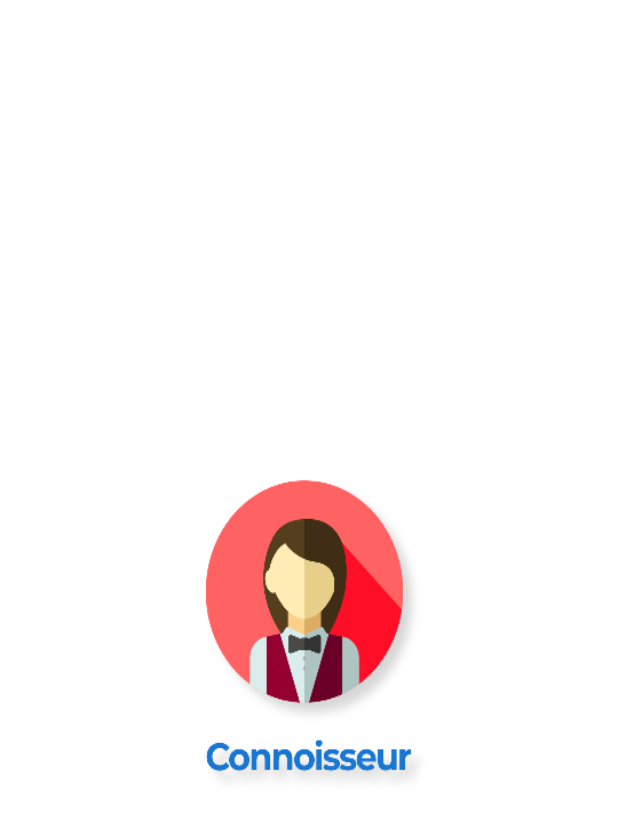
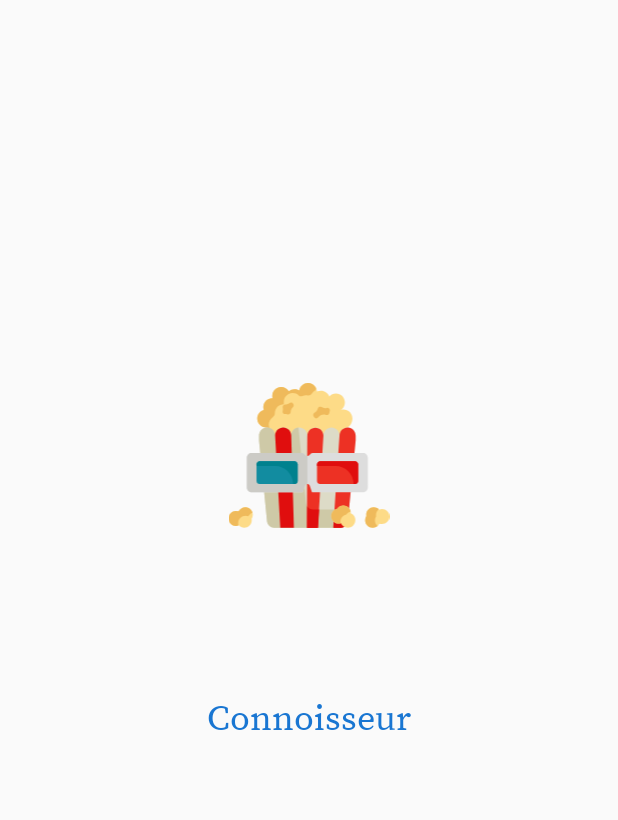
Before and after one commit to madhurimamalla/connoisseur, an Android app: the layout activity_splash_screen.xml on its own in the app's theme, with its tools: preview values and no code run, on a phone screen of 412 x 824 dp. Shown: the top 820 px of the screen. Run offline under Robolectric (Android 15) with nearby library versions, the phone set to English and light mode, and no system bars; Roboto replaces fonts that are not available here.

Commit message:
Separated the repository from the ViewModel and created classes to handle the Firebase calls. Cleaning up some UI views.

```diff
--- a/app/src/main/java/mmalla/android/com/connoisseur/recommendations/engine/DatabaseUtils.java
+++ b/app/src/main/java/mmalla/android/com/connoisseur/recommendations/engine/DatabaseUtils.java
@@ -29,7 +29,6 @@ public class DatabaseUtils {
     private final static String MOVIES = "movies";
     private final static String WISHLIST = "wishlist";
     private final static String HISTORY = "history";
-    private MovieRepository movieRepository = new MovieRepository();
     private DatabaseReference database;
 
     public DatabaseUtils() {
--- a/app/src/main/java/mmalla/android/com/connoisseur/recommendations/engine/MovieRepository.java
+++ b/app/src/main/java/mmalla/android/com/connoisseur/recommendations/engine/FBRepository.java
@@ -2,9 +2,9 @@ package mmalla.android.com.connoisseur.recommendations.engine;
 
 import mmalla.android.com.connoisseur.model.Movie;
 
-public class MovieRepository extends FirebaseDatabaseRepository<Movie> {
+public class FBRepository extends FirebaseDatabaseRepository<Movie> {
 
-    public MovieRepository() {
+    public FBRepository() {
         super(new MovieMapper());
     }
 
--- a/app/src/main/java/mmalla/android/com/connoisseur/ui/home/HomeFragment.java
+++ b/app/src/main/java/mmalla/android/com/connoisseur/ui/home/HomeFragment.java
@@ -16,6 +16,7 @@ import androidx.lifecycle.ViewModelProviders;
 
 import butterknife.BindView;
 import butterknife.ButterKnife;
+import mmalla.android.com.connoisseur.MovieRepository;
 import mmalla.android.com.connoisseur.R;
 import timber.log.Timber;
 
@@ -24,6 +25,7 @@ public class HomeFragment extends Fragment {
     private HomeViewModel homeViewModel;
     private FeaturePagerAdapter featurePagerAdapter;
     private final static String TAG = HomeFragment.class.getSimpleName();
+    private MovieRepository movieRepository;
 
     @BindView(R.id.view_pager_features)
     ViewPager featureViewPager;
@@ -33,6 +35,7 @@ public class HomeFragment extends Fragment {
 
     public View onCreateView(@NonNull LayoutInflater inflater,
                              ViewGroup container, Bundle savedInstanceState) {
+
         Timber.d("Entered the HomeFragment onCreateView()....");
 
         homeViewModel =
@@ -44,8 +47,9 @@ public class HomeFragment extends Fragment {
          * Binding using ButterKnife
          */
         ButterKnife.bind(this, homeRootView);
-
+        movieRepository = homeViewModel.getMRepository();
         featurePagerAdapter = new FeaturePagerAdapter(getContext(), getChildFragmentManager());
+        featurePagerAdapter.init(movieRepository);
         featureViewPager.setAdapter(featurePagerAdapter);
         tabsLayout.setupWithViewPager(featureViewPager);
         return homeRootView;
--- a/app/src/main/java/mmalla/android/com/connoisseur/ui/home/MovieDetailsFragment.java
+++ b/app/src/main/java/mmalla/android/com/connoisseur/ui/home/MovieDetailsFragment.java
@@ -37,7 +37,7 @@ public class MovieDetailsFragment extends Fragment {
 
     private final static String TAG = MovieDetailsFragment.class.getSimpleName();
     private final static String DISCOVERED_MOVIE = "CREATED_MOVIE";
-    private final static String IMAGE_MOVIE_URL = "https://image.tmdb.org/t/p/original/";
+    private final static String IMAGE_MOVIE_URL = "https://image.tmdb.org/t/p/w780/";
     private Movie movie;
 
     private MovieDetailsViewModel movieDetailsViewModel;
--- a/app/src/main/java/mmalla/android/com/connoisseur/ui/home/MovieDetailsViewModel.java
+++ b/app/src/main/java/mmalla/android/com/connoisseur/ui/home/MovieDetailsViewModel.java
@@ -27,7 +27,6 @@ import timber.log.Timber;
 public class MovieDetailsViewModel extends ViewModel {
 
     private static final String TAG = MovieDetailsViewModel.class.getSimpleName();
-
     /**
      * Movie data needs to be set to these variables
      */
--- /dev/null
+++ b/app/src/main/res/drawable/ic_popcorn_with_shades.xml
@@ -0,0 +1,72 @@
+<vector xmlns:android="http://schemas.android.com/apk/res/android"
+    android:width="512dp"
+    android:height="512dp"
+    android:viewportWidth="512"
+    android:viewportHeight="512">
+  <path
+      android:pathData="M394.144,138.501c0,15.716 -10.459,30.727 -26.175,30.727v21.622H119.883v-23.898c-15.716,0 -28.451,-12.734 -28.451,-28.451c0,-13.064 8.809,-24.069 20.815,-27.403c-0.945,-2.834 -1.468,-5.861 -1.468,-9.013c0,-15.716 12.734,-28.451 28.451,-28.451c0.285,0 0.558,0.011 0.83,0.023c-0.535,-2.197 -0.83,-4.483 -0.83,-6.851c0,-15.716 12.734,-28.451 28.451,-28.451c10.14,0 19.027,5.303 24.069,13.281c4.905,-4.028 11.187,-6.452 18.037,-6.452c5.588,0 10.788,1.616 15.193,4.392c2.242,-13.463 13.941,-23.738 28.052,-23.738c15.17,0 27.563,11.87 28.405,26.823c3.789,-1.867 8.046,-2.925 12.564,-2.925c12.211,0 22.635,7.704 26.663,18.516c5.201,-5.781 12.745,-9.411 21.133,-9.411c15.716,0 28.451,12.734 28.451,28.451c0,10.231 -5.394,19.187 -13.497,24.206c2.81,-0.933 5.816,-1.445 8.945,-1.445C381.41,110.051 394.144,122.785 394.144,138.501z"
+      android:fillColor="#FDDB87"/>
+  <path
+      android:pathData="M156.523,190.849v-4.726c-15.716,0 -28.451,-12.734 -28.451,-28.451c0,-9.846 5.003,-18.523 12.608,-23.627c4.146,-2.783 6.747,-7.343 6.739,-12.337l-0.001,-0.453c0,-15.716 12.734,-28.451 28.451,-28.451c0.285,0 -0.236,-6.774 0.23,-10.441c1.713,-13.487 13.029,-24.042 26.604,-24.793c7.999,-0.442 15.322,2.421 20.739,7.344c3.167,2.88 7.742,3.486 11.669,1.78c3.466,-1.506 7.293,-2.341 11.316,-2.341c1.863,0 3.682,0.179 5.443,0.522c5.283,1.026 10.656,-1.495 13.438,-6.102c2.453,-4.061 5.892,-7.46 9.988,-9.863c3.105,-1.822 4.137,-5.821 2.324,-8.932c-4.929,-8.457 -14.091,-14.143 -24.588,-14.143c-14.111,0 -25.81,10.276 -28.052,23.74c-4.404,-2.776 -9.605,-4.392 -15.193,-4.392c-6.851,0 -13.133,2.424 -18.037,6.452c-5.311,-8.404 -14.893,-13.841 -25.708,-13.234c-13.573,0.761 -24.879,11.323 -26.584,24.81c-0.462,3.661 -0.198,7.155 0.603,10.445c-0.273,-0.011 -0.547,-0.023 -0.83,-0.023c-15.716,0 -28.451,12.734 -28.451,28.451c0,3.152 0.524,6.179 1.468,9.013c-12.006,3.334 -20.815,14.339 -20.815,27.404c0,15.716 12.734,28.451 28.451,28.451v23.898h36.64V190.849z"
+      android:fillColor="#EFBA5B"/>
+  <path
+      android:pathData="M404.386,193.171v14.748l-3.676,37.918L388.454,374.07l-0.194,0.273l-8.797,90.928c-1.024,11.506 -10.652,20.325 -22.203,20.325H144.782c-11.54,0 -21.167,-8.796 -22.203,-20.291l-8.979,-90.768l-12.677,-128.221l-3.801,-38.397v-14.748c0,-13.884 10.8,-25.707 24.672,-26.209c14.567,-0.513 26.539,11.142 26.539,25.594c0,-14.146 11.459,-25.605 25.605,-25.605c14.146,0 25.605,11.46 25.605,25.605c0,-14.146 11.459,-25.605 25.605,-25.605c14.146,0 25.605,11.46 25.605,25.605c0,-14.146 11.459,-25.605 25.605,-25.605s25.605,11.46 25.605,25.605c0,-14.146 11.46,-25.605 25.605,-25.605c14.146,0 25.605,11.46 25.605,25.605c0,-14.453 11.972,-26.106 26.539,-25.594C393.586,167.464 404.386,179.288 404.386,193.171z"
+      android:fillColor="#DDDBC7"/>
+  <path
+      android:pathData="M268.537,427.422c-11.54,0 -21.167,-8.797 -22.203,-20.291l-8.979,-90.768l-12.677,-128.22l-2.085,-21.065c-12.944,1.282 -23.048,12.196 -23.048,25.477c0,-14.146 -11.46,-25.605 -25.605,-25.605s-25.605,11.459 -25.605,25.605c0,-14.452 -11.972,-26.106 -26.539,-25.594c-13.873,0.5 -24.672,12.325 -24.672,26.209v14.749l3.801,38.396l12.677,128.22l8.979,90.768c1.035,11.494 10.663,20.291 22.203,20.291h212.479c11.551,0 21.179,-8.82 22.203,-20.325l3.661,-37.847L268.537,427.422L268.537,427.422z"
+      android:fillColor="#CEC9A7"/>
+  <path
+      android:pathData="M357.261,485.595c11.551,0 21.179,-8.82 22.203,-20.325l8.797,-90.928l0.194,-0.273l12.257,-128.231l3.676,-37.918v-14.748c0,-13.884 -10.799,-25.707 -24.672,-26.209c-14.567,-0.512 -26.539,11.142 -26.539,25.594c0,-1.844 -19.311,293.038 -19.311,293.038L357.261,485.595L357.261,485.595z"
+      android:fillColor="#ED3124"/>
+  <path
+      android:pathData="M383.125,427.422h-45.448c-2.243,34.212 -3.812,58.172 -3.812,58.172h23.396c3.61,0 7.032,-0.861 10.062,-2.397c2.424,-1.228 4.598,-2.888 6.416,-4.883c3.182,-3.491 5.277,-8.012 5.725,-13.044L383.125,427.422z"
+      android:fillColor="#E00E0E"/>
+  <path
+      android:pathData="M165.342,485.595h43.28c0,0 -9.079,-295.008 -9.079,-293.038c0,-14.145 -11.46,-25.605 -25.605,-25.605s-25.605,11.46 -25.605,25.605C148.333,190.925 165.342,485.595 165.342,485.595z"
+      android:fillColor="#E00E0E"/>
+  <path
+      android:pathData="M284.956,486.164h-34.771c0,0 0.569,-295.008 0.569,-293.038c0,-14.145 11.46,-25.605 25.605,-25.605c14.145,0 25.605,11.46 25.605,25.605C301.964,191.493 284.956,486.164 284.956,486.164z"
+      android:fillColor="#ED3124"/>
+  <path
+      android:pathData="M250.317,417.944c-0.07,36.271 -0.123,63.47 -0.131,67.651h34.803c0.22,-3.809 1.542,-26.712 3.36,-58.172h-19.812C261.041,427.422 254.368,423.697 250.317,417.944z"
+      android:fillColor="#E00E0E"/>
+  <path
+      android:pathData="M443.078,262.818v95.047c0,8.319 -6.748,15.067 -15.067,15.067H266.106c-0.387,0 -0.751,-0.217 -0.945,-0.558l-6.669,-20.279c-2.458,-7.465 -13.019,-7.465 -15.477,0l-6.669,20.279c-0.194,0.341 -0.558,0.558 -0.945,0.558H73.498c-8.319,0 -15.067,-6.748 -15.067,-15.067v-95.047c0,-8.319 6.748,-15.067 15.067,-15.067h160.733c1.878,0 3.687,0.751 5.007,2.082l4.552,4.575c3.847,3.858 10.082,3.858 13.929,0l4.552,-4.575c1.32,-1.331 3.129,-2.082 5.007,-2.082h160.733C436.33,247.751 443.078,254.499 443.078,262.818z"
+      android:fillColor="#DDDDDD"/>
+  <path
+      android:pathData="M250.754,262.818c0,-1.974 0.391,-3.854 1.081,-5.582c-2.868,0.316 -5.847,-0.623 -8.046,-2.828l-4.552,-4.575c-1.32,-1.331 -3.129,-2.083 -5.007,-2.083H73.498c-8.319,0 -15.067,6.748 -15.067,15.067v95.047c0,8.319 6.748,15.067 15.067,15.067h161.905c0.387,0 0.751,-0.216 0.945,-0.558l6.669,-20.279c1.229,-3.732 4.483,-5.599 7.738,-5.599V262.818z"
+      android:fillColor="#CCCBC6"/>
+  <path
+      android:pathData="M220.028,283.723v53.236c0,5.417 -4.381,9.799 -9.799,9.799H98.954c-5.417,0 -9.798,-4.381 -9.798,-9.799v-53.236c0,-5.417 4.381,-9.799 9.798,-9.799h111.275C215.646,273.924 220.028,278.306 220.028,283.723z"
+      android:fillColor="#128CA0"/>
+  <path
+      android:pathData="M412.352,283.723v53.236c0,5.417 -4.381,9.799 -9.799,9.799H291.279c-5.417,0 -9.798,-4.381 -9.798,-9.799v-53.236c0,-5.417 4.381,-9.799 9.798,-9.799h111.275C407.971,273.924 412.352,278.306 412.352,283.723z"
+      android:fillColor="#ED3124"/>
+  <path
+      android:pathData="M210.229,273.924H98.954c-5.411,0 -9.799,4.387 -9.799,9.799v5.735h59.029c31.646,0 57.299,25.654 57.299,57.299l0,0h4.744c5.411,0 9.798,-4.387 9.798,-9.798v-53.236C220.028,278.312 215.641,273.924 210.229,273.924z"
+      android:fillColor="#00818E"/>
+  <path
+      android:pathData="M402.554,273.924H291.279c-5.411,0 -9.798,4.387 -9.798,9.798v5.735h59.029c31.646,0 57.299,25.654 57.299,57.299l0,0h4.744c5.411,0 9.798,-4.387 9.798,-9.798v-53.236C412.352,278.312 407.965,273.924 402.554,273.924z"
+      android:fillColor="#E00E0E"/>
+  <path
+      android:pathData="M279.171,137.967c-0.062,0 -0.123,-0.001 -0.185,-0.002c-2.624,-0.063 -5.037,-1.451 -6.409,-3.688c-0.473,-0.772 -1.009,-1.525 -1.589,-2.24c-1.472,-1.809 -2.048,-4.186 -1.57,-6.468c0.479,-2.281 1.961,-4.227 4.036,-5.293c5.374,-2.762 9.268,-7.695 10.683,-13.536c0.592,-2.445 2.337,-4.45 4.678,-5.374c2.342,-0.924 4.986,-0.651 7.087,0.731c3.377,2.218 7.302,3.391 11.351,3.391c1.851,0 3.704,-0.251 5.503,-0.746c2.811,-0.768 5.816,0.102 7.775,2.259c1.96,2.157 2.539,5.232 1.502,7.956c-0.668,1.752 -1.093,3.592 -1.262,5.469c-0.219,2.425 -1.567,4.604 -3.637,5.883c-2.07,1.28 -4.621,1.512 -6.887,0.623c-2.412,-0.944 -4.952,-1.423 -7.545,-1.423c-6.861,0 -13.266,3.393 -17.138,9.077C284.12,136.705 281.725,137.967 279.171,137.967zM190.046,125.873c-0.832,0 -1.669,-0.134 -2.477,-0.408c-2.412,-0.816 -4.959,-1.167 -7.476,-1.07c-2.481,0.107 -4.87,-1.007 -6.403,-2.968c-1.533,-1.962 -2.027,-4.542 -1.328,-6.932c0.555,-1.899 0.836,-3.857 0.836,-5.824c0,-1.677 -0.205,-3.357 -0.61,-4.994c-0.581,-2.347 -0.03,-4.831 1.488,-6.713c1.518,-1.881 3.835,-2.939 6.245,-2.875l0.27,0.009c0.113,0.004 0.227,0.009 0.341,0.009c4.85,0 9.391,-1.623 13.133,-4.696c1.714,-1.408 3.952,-2.013 6.142,-1.658c2.191,0.354 4.123,1.631 5.307,3.507c0.164,0.26 0.333,0.516 0.507,0.767c2.242,3.224 1.712,7.616 -1.231,10.214c-4.448,3.926 -7.005,9.565 -7.019,15.479l0.008,0.321c0.031,2.509 -1.157,4.877 -3.187,6.352C193.255,125.368 191.659,125.873 190.046,125.873z"
+      android:fillColor="#EFBA5B"/>
+  <path
+      android:pathData="M488.102,426.419c13.201,0 23.898,10.697 23.898,23.898c0,13.201 -10.697,23.898 -23.898,23.898c-2.948,0 -5.769,-0.558 -8.376,-1.537c-3.983,7.67 -11.972,12.917 -21.213,12.917c-13.201,0 -23.898,-10.697 -23.898,-23.898c0,-4.757 1.411,-9.173 3.801,-12.905c-0.239,-1.354 -0.387,-2.742 -0.387,-4.166c0,-13.201 10.697,-23.898 23.898,-23.898c6.805,0 12.928,2.857 17.275,7.42C481.957,427.044 484.961,426.419 488.102,426.419z"
+      android:fillColor="#FDDB87"/>
+  <path
+      android:pathData="M465.671,462.296c0,-4.757 1.411,-9.173 3.801,-12.905c-0.239,-1.354 -0.387,-2.742 -0.387,-4.165c0,-7.426 3.385,-14.06 8.697,-18.443c-4.215,-3.758 -9.759,-6.055 -15.855,-6.055c-13.201,0 -23.898,10.697 -23.898,23.898c0,1.422 0.147,2.811 0.387,4.166c-2.39,3.732 -3.801,8.149 -3.801,12.905c0,13.201 10.697,23.898 23.898,23.898c5.768,0 11.049,-2.045 15.172,-5.448C468.77,475.771 465.671,469.398 465.671,462.296z"
+      android:fillColor="#EFBA5B"/>
+  <path
+      android:pathData="M396.54,444.713c9.335,9.335 9.335,24.462 0,33.797c-9.335,9.335 -24.462,9.335 -33.797,0c-2.084,-2.084 -3.685,-4.474 -4.836,-7.009c-8.24,2.607 -17.599,0.668 -24.132,-5.866c-9.335,-9.335 -9.335,-24.462 0,-33.797c3.363,-3.363 7.483,-5.488 11.813,-6.438c0.789,-1.126 1.666,-2.213 2.671,-3.219c9.335,-9.335 24.462,-9.335 33.797,0c4.812,4.812 7.121,11.161 6.969,17.462C391.751,440.809 394.318,442.491 396.54,444.713z"
+      android:fillColor="#FDDB87"/>
+  <path
+      android:pathData="M362.761,450.363c3.363,-3.363 7.483,-5.488 11.813,-6.438c0.789,-1.126 1.666,-2.213 2.671,-3.219c3.236,-3.237 7.175,-5.324 11.322,-6.316c-0.883,-4.472 -3.045,-8.741 -6.513,-12.209c-9.335,-9.335 -24.462,-9.335 -33.797,0c-1.006,1.006 -1.883,2.093 -2.671,3.219c-4.33,0.95 -8.45,3.073 -11.813,6.438c-9.335,9.335 -9.335,24.462 0,33.797c6.095,6.095 14.647,8.189 22.458,6.326C354.719,464.391 356.891,456.232 362.761,450.363z"
+      android:fillColor="#EFBA5B"/>
+  <path
+      android:pathData="M77.385,444.626c0,4.757 -1.411,9.173 -3.801,12.905c0.239,1.354 0.387,2.742 0.387,4.166c0,13.201 -10.697,23.898 -23.898,23.898c-6.805,0 -12.928,-2.857 -17.275,-7.419c-2.754,1.104 -5.758,1.73 -8.899,1.73C10.697,479.906 0,469.207 0,456.007s10.697,-23.898 23.898,-23.898c2.948,0 5.769,0.558 8.376,1.537c3.983,-7.67 11.972,-12.917 21.213,-12.917C66.688,420.728 77.385,431.426 77.385,444.626z"
+      android:fillColor="#FDDB87"/>
+  <path
+      android:pathData="M30.737,471.617c0,-13.201 10.697,-23.898 23.898,-23.898c2.948,0 5.769,0.558 8.376,1.537c2.793,-5.378 7.561,-9.556 13.344,-11.578c-2.976,-9.809 -12.085,-16.948 -22.869,-16.948c-9.241,0 -17.23,5.246 -21.213,12.917c-2.606,-0.979 -5.428,-1.537 -8.376,-1.537C10.697,432.109 0,442.806 0,456.007c0,13.201 10.697,23.898 23.898,23.898c2.753,0 5.401,-0.482 7.867,-1.343C31.099,476.364 30.737,474.033 30.737,471.617z"
+      android:fillColor="#EFBA5B"/>
+</vector>
--- a/app/src/main/res/layout/activity_splash_screen.xml
+++ b/app/src/main/res/layout/activity_splash_screen.xml
@@ -1,9 +1,32 @@
 <?xml version="1.0" encoding="utf-8"?>
-<androidx.constraintlayout.widget.ConstraintLayout xmlns:android="http://schemas.android.com/apk/res/android"
+<RelativeLayout xmlns:android="http://schemas.android.com/apk/res/android"
     xmlns:app="http://schemas.android.com/apk/res-auto"
     xmlns:tools="http://schemas.android.com/tools"
     android:layout_width="match_parent"
     android:layout_height="match_parent"
-    android:background="@drawable/splash_screen"
     tools:context=".SplashScreen">
-</androidx.constraintlayout.widget.ConstraintLayout>
+
+    <ImageView
+        android:id="@+id/splash_screen_icon"
+        android:layout_width="136dp"
+        android:layout_height="123dp"
+        android:layout_alignParentTop="true"
+        android:layout_centerHorizontal="true"
+        android:layout_marginTop="242dp"
+        android:layout_marginBottom="75dp"
+        android:padding="8dp"
+        android:src="@drawable/ic_popcorn_with_shades" />
+
+    <TextView
+        android:layout_width="wrap_content"
+        android:layout_height="wrap_content"
+        android:layout_below="@+id/splash_screen_icon"
+        android:layout_centerHorizontal="true"
+        android:layout_marginTop="15dp"
+        android:layout_marginBottom="200dp"
+        android:padding="8dp"
+        android:text="@string/app_name"
+        android:textColor="@color/colorPrimary"
+        android:textSize="@dimen/detail_title_text_size"
+        tools:text="Connoisseur" />
+</RelativeLayout>
--- a/app/src/main/res/layout/app_bar_splash_activity_new.xml
+++ b/app/src/main/res/layout/app_bar_splash_activity_new.xml
@@ -15,8 +15,7 @@
             android:id="@+id/toolbar"
             android:layout_width="match_parent"
             android:layout_height="?attr/actionBarSize"
-            android:background="?attr/colorPrimary"
-            app:popupTheme="@style/AppTheme.PopupOverlay" />
+            android:background="?attr/colorPrimary" />
 
     </com.google.android.material.appbar.AppBarLayout>
 
--- a/app/src/main/res/layout/content_splash_activity_new.xml
+++ b/app/src/main/res/layout/content_splash_activity_new.xml
@@ -4,8 +4,7 @@
     xmlns:tools="http://schemas.android.com/tools"
     android:layout_width="match_parent"
     android:layout_height="match_parent"
-    app:layout_behavior="@string/appbar_scrolling_view_behavior"
-    tools:showIn="@layout/app_bar_main">
+    app:layout_behavior="@string/appbar_scrolling_view_behavior">
 
     <fragment
         android:id="@+id/nav_host_fragment"
```
Also changed, not shown: app/src/main/java/mmalla/android/com/connoisseur/MovieRepository.java (added, +88 -0 lines), app/src/main/java/mmalla/android/com/connoisseur/ui/home/FeaturePagerAdapter.java (+10 -3 lines), app/src/main/java/mmalla/android/com/connoisseur/ui/home/HomeViewModel.java (+17 -0 lines), app/src/main/java/mmalla/android/com/connoisseur/ui/home/MovieListFragment.java (+8 -9 lines), app/src/main/java/mmalla/android/com/connoisseur/ui/home/MovieListViewModel.java (+59 -110 lines), app/src/main/res/layout-v21/fragment_discover_movie_list.xml (+7 -15 lines), app/src/main/res/layout/fragment_discover_movie_list.xml (+9 -14 lines), app/src/main/res/layout/fragment_home.xml (+4 -14 lines), app/src/main/res/layout/fragment_movie_list.xml (+0 -9 lines).
